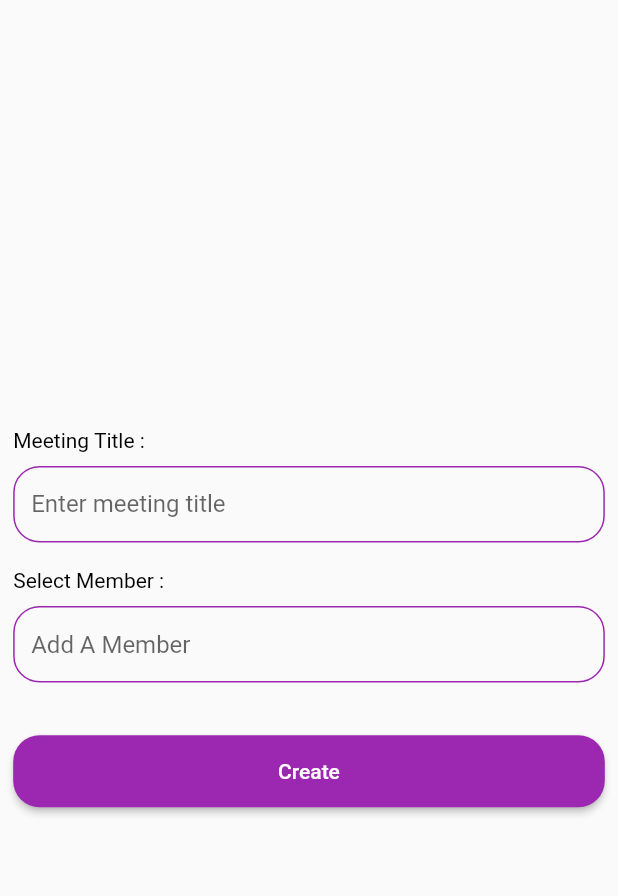
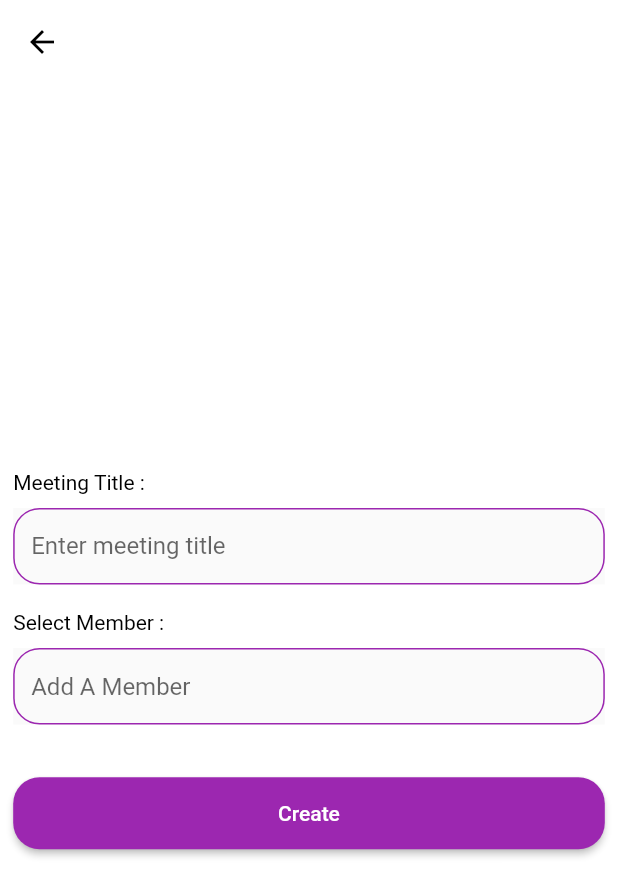
Before and after one commit to isometrikai/live-stream-flutter, a Flutter app: the CreateMeetingScreen screen opened by its route, on a phone screen of 412 x 824 dp. Shown: the top 896 px of the screen. Run offline on Flutter 3.47's test engine with Material 2 defaults, Android fonts, the phone set to English and light mode, and no system bars; our stand-ins replace cached_network_image, connectivity_plus, device_info_plus, flutter_screenutil, flutter_secure_storage, get and 7 more; missing offline and left inert: dart:html, flutter_webrtc, livekit_client; accounts and stored records are empty; statements that could not run were skipped; project files that could hold a hidden picture were left out.

```diff
--- a/example/lib/views/auth/signup_view.dart
+++ b/example/lib/views/auth/signup_view.dart
@@ -157,6 +157,7 @@ class SignupView extends StatelessWidget {
                                   onPressed: () {
                                     controller.showPassward =
                                         !controller.showPassward;
+                                    controller.update();
                                   },
                                 ),
                                 obscureText: controller.showPassward,
@@ -174,6 +175,7 @@ class SignupView extends StatelessWidget {
                                 onPressed: () {
                                   controller.showConfirmPasswared =
                                       !controller.showConfirmPasswared;
+                                  controller.update();
                                 },
                               ),
                               obscureText: controller.showConfirmPasswared,
--- a/lib/src/views/meeting/screens/create_meeting_view.dart
+++ b/lib/src/views/meeting/screens/create_meeting_view.dart
@@ -7,6 +7,12 @@ class CreateMeetingScreen extends StatelessWidget {
 
   @override
   Widget build(BuildContext context) => Scaffold(
+      backgroundColor: Colors.white,
+      appBar: AppBar(
+        iconTheme: const IconThemeData(color: Colors.black),
+        backgroundColor: Colors.white,
+        elevation: 0,
+      ),
       body: GetBuilder<MeetingController>(
           builder: (controller) => Padding(
                 padding: IsmLiveDimens.edgeInsets8,
@@ -24,7 +30,7 @@ class CreateMeetingScreen extends StatelessWidget {
                     const IsmLiveAnimatedText('Select Member :'),
                     IsmLiveDimens.boxHeight8,
                     IsmLiveInputField(
-                      controller: TextEditingController(),
+                      controller: controller.selecteMemberController,
                       onTap: IsLiveRouteManagement.goToSearchUserScreen,
                       readOnly: true,
                       hintText: 'Add A Member',
--- a/lib/src/views/stream/screens/screens.dart
+++ b/lib/src/views/stream/screens/screens.dart
@@ -1,2 +1 @@
 export 'room.dart';
-export 'video_view.dart';
--- a/lib/src/widgets/participant.dart
+++ b/lib/src/widgets/participant.dart
@@ -156,7 +156,7 @@ abstract class _ParticipantWidgetState<T extends ParticipantWidget>
                 children: [
                   ParticipantInfoWidget(
                     title: widget.participant.name.isNotEmpty
-                        ? '${widget.participant.name} (${widget.participant.identity})'
+                        ? widget.participant.name
                         : widget.participant.identity,
                     audioAvailable: firstAudioPublication?.muted == false &&
                         firstAudioPublication?.subscribed == true,
```
Also changed, not shown: lib/src/controllers/meeting/meeting_controller.dart (+11 -5 lines), lib/src/views/meeting/screens/search_user_screen.dart (+13 -4 lines), lib/src/views/stream/screens/room.dart (+7 -8 lines), lib/src/views/stream/screens/video_view.dart (deleted, +0 -68 lines), lib/src/widgets/participant_info.dart (+6 -3 lines).
